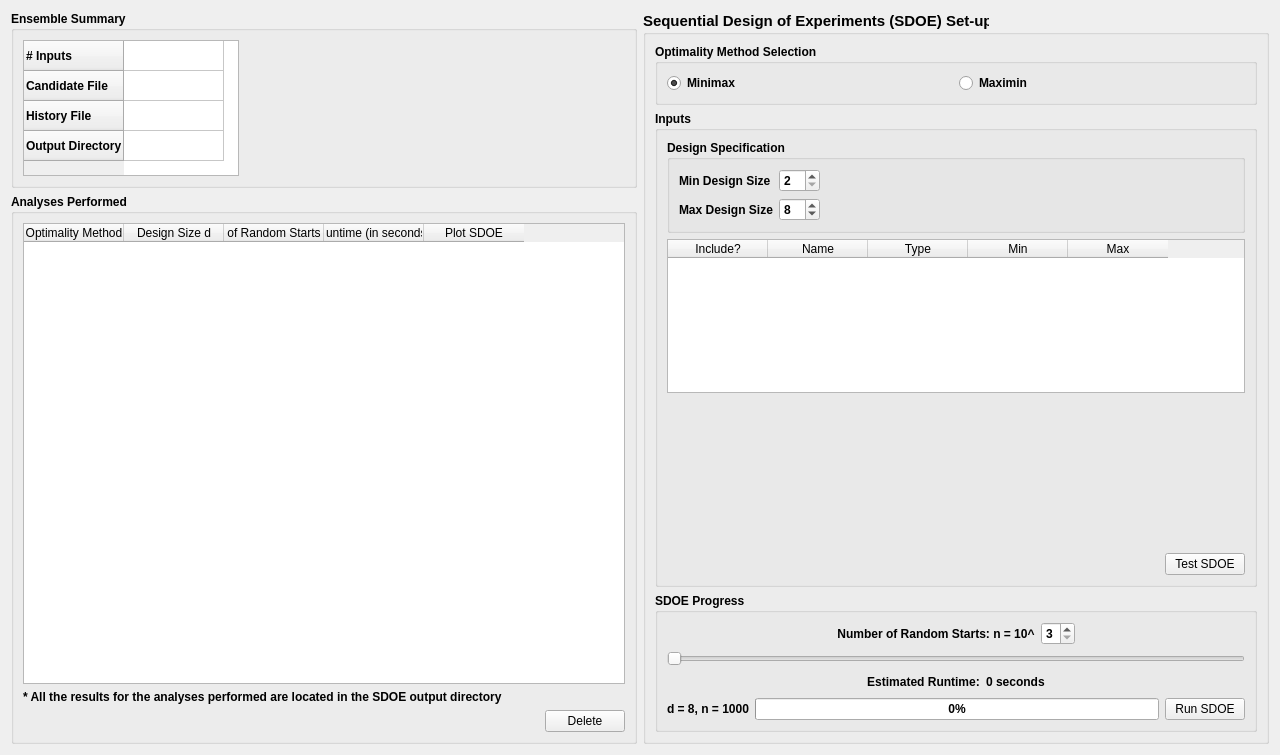
First picture: the form in foqus_lib/gui/sdoe/sdoeAnalysisDialog_UI.ui, repository CCSI-Toolset/FOQUS, before the edit.
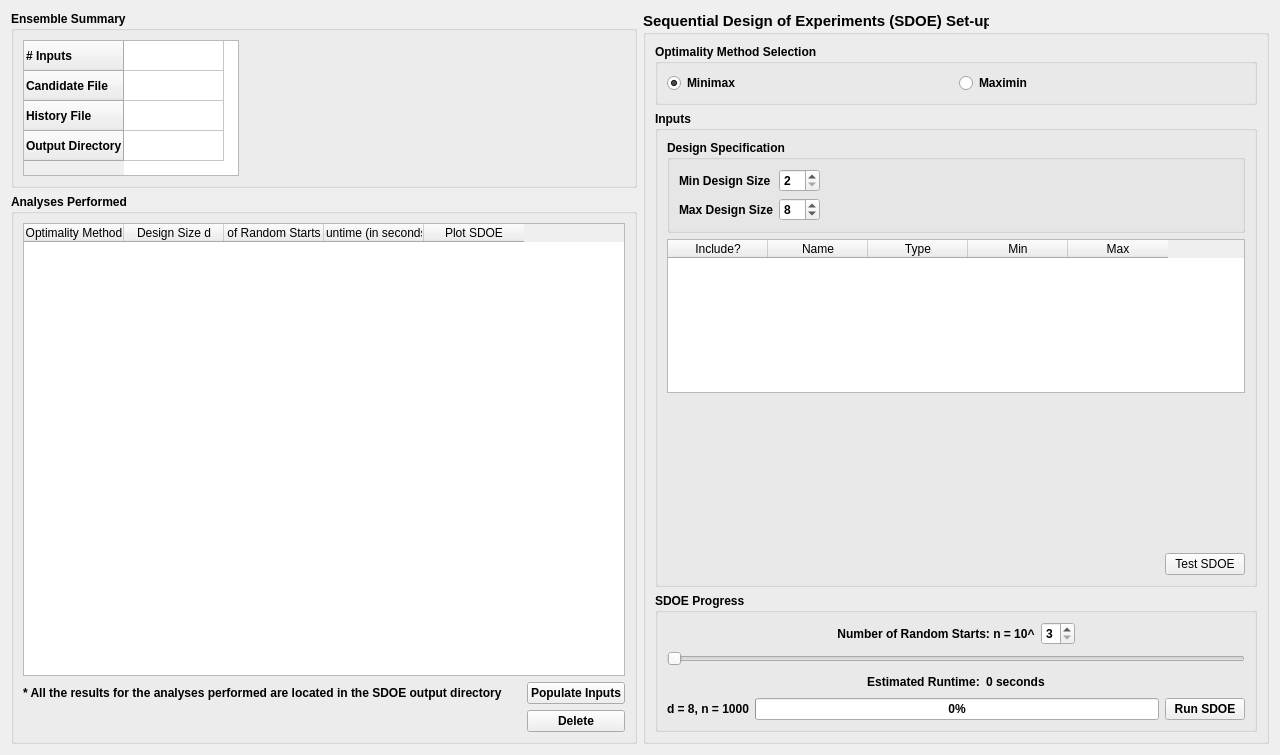
Second picture: the form after the edit.

Commit message: Added new SDOE capability, allowing the user to populate the analysis fields using previous configuration files

```diff
--- a/foqus_lib/gui/sdoe/sdoeAnalysisDialog_UI.ui
+++ b/foqus_lib/gui/sdoe/sdoeAnalysisDialog_UI.ui
@@ -500,12 +500,6 @@
            </item>
            <item>
             <widget class="QPushButton" name="runSdoeButton">
-             <property name="font">
-              <font>
-               <weight>50</weight>
-               <bold>false</bold>
-              </font>
-             </property>
              <property name="text">
               <string>Run SDOE</string>
              </property>
@@ -587,12 +581,6 @@
       </item>
       <item row="2" column="1">
        <widget class="QPushButton" name="deleteAnalysisButton">
-        <property name="font">
-         <font>
-          <weight>50</weight>
-          <bold>false</bold>
-         </font>
-        </property>
         <property name="text">
          <string>Delete</string>
         </property>
@@ -608,6 +596,16 @@
         </property>
        </widget>
       </item>
+      <item row="1" column="1">
+       <widget class="QPushButton" name="loadAnalysisButton">
+        <property name="focusPolicy">
+         <enum>Qt::NoFocus</enum>
+        </property>
+        <property name="text">
+         <string>Populate Inputs</string>
+        </property>
+       </widget>
+      </item>
      </layout>
     </widget>
    </item>
```
The commit also changes 1 other file.
